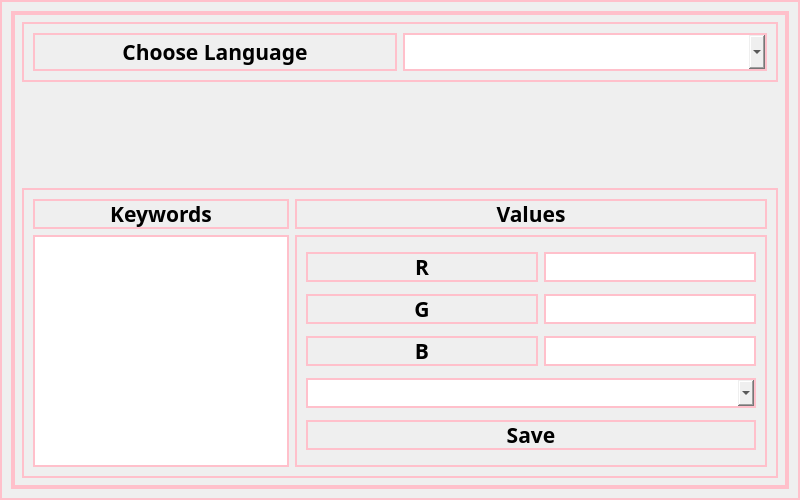
Furgololo1/FC, file whighlightpreferences.ui: the form before one commit.
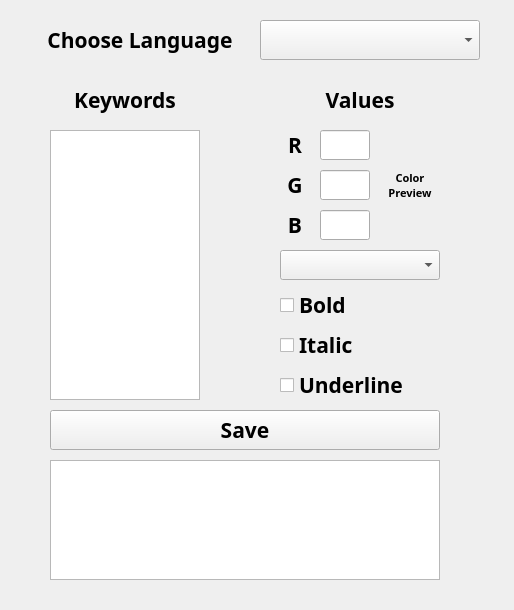
The form after the commit.

Commit message: added change values in FSCObject

What changed in the file:
```diff
--- a/whighlightpreferences.ui
+++ b/whighlightpreferences.ui
@@ -6,97 +6,37 @@
    <rect>
     <x>0</x>
     <y>0</y>
-    <width>800</width>
-    <height>500</height>
+    <width>514</width>
+    <height>610</height>
    </rect>
   </property>
   <property name="sizePolicy">
-   <sizepolicy hsizetype="Fixed" vsizetype="Fixed">
+   <sizepolicy hsizetype="Preferred" vsizetype="Preferred">
     <horstretch>0</horstretch>
     <verstretch>0</verstretch>
    </sizepolicy>
   </property>
+  <property name="maximumSize">
+   <size>
+    <width>16777215</width>
+    <height>16777215</height>
+   </size>
+  </property>
   <property name="windowTitle">
    <string>Form</string>
   </property>
   <property name="styleSheet">
-   <string notr="true">QWidget{
-
-border: 2px solid pink;
-
-}</string>
+   <string notr="true"/>
   </property>
-  <layout class="QVBoxLayout" name="verticalLayout">
-   <item>
-    <widget class="QScrollArea" name="scrollArea">
-     <property name="sizePolicy">
-      <sizepolicy hsizetype="Preferred" vsizetype="Preferred">
-       <horstretch>0</horstretch>
-       <verstretch>0</verstretch>
-      </sizepolicy>
-     </property>
-     <property name="widgetResizable">
-      <bool>true</bool>
-     </property>
-     <widget class="QWidget" name="scrollAreaWidgetContents">
-      <property name="geometry">
-       <rect>
-        <x>0</x>
-        <y>0</y>
-        <width>778</width>
-        <height>478</height>
-       </rect>
-      </property>
-      <layout class="QVBoxLayout" name="verticalLayout_2">
-       <item>
-        <widget class="QGroupBox" name="groupBox">
-         <property name="sizePolicy">
-          <sizepolicy hsizetype="Preferred" vsizetype="Fixed">
-           <horstretch>0</horstretch>
-           <verstretch>0</verstretch>
-          </sizepolicy>
-         </property>
-         <property name="minimumSize">
-          <size>
-           <width>27</width>
-           <height>0</height>
-          </size>
-         </property>
-         <property name="maximumSize">
-          <size>
-           <width>20000</width>
-           <height>60</height>
-          </size>
-         </property>
-         <property name="styleSheet">
-          <string notr="true">QGroupBox{
-/*border: none;*/
-}</string>
-         </property>
-         <property name="title">
-          <string/>
-         </property>
-         <layout class="QGridLayout" name="gridLayout">
-          <item row="0" column="1">
-           <widget class="QComboBox" name="languagesComboBox">
-            <property name="maximumSize">
-             <size>
-              <width>16777215</width>
-              <height>50</height>
-             </size>
-            </property>
-            <property name="font">
-             <font>
-              <family>Arial Black</family>
-              <pointsize>16</pointsize>
-              <weight>75</weight>
-              <bold>true</bold>
-             </font>
-            </property>
-           </widget>
-          </item>
-          <item row="0" column="0">
            <widget class="QLabel" name="label">
+   <property name="geometry">
+    <rect>
+     <x>30</x>
+     <y>20</y>
+     <width>220</width>
+     <height>40</height>
+    </rect>
+   </property>
             <property name="sizePolicy">
              <sizepolicy hsizetype="Preferred" vsizetype="Fixed">
               <horstretch>0</horstretch>
@@ -124,86 +64,61 @@
              <set>Qt::AlignCenter</set>
             </property>
            </widget>
-          </item>
-         </layout>
-        </widget>
-       </item>
-       <item>
-        <spacer name="verticalSpacer">
-         <property name="orientation">
-          <enum>Qt::Vertical</enum>
-         </property>
-         <property name="sizeType">
-          <enum>QSizePolicy::Fixed</enum>
-         </property>
-         <property name="sizeHint" stdset="0">
+  <widget class="QComboBox" name="languagesComboBox">
+   <property name="geometry">
+    <rect>
+     <x>260</x>
+     <y>20</y>
+     <width>220</width>
+     <height>40</height>
+    </rect>
+   </property>
+   <property name="maximumSize">
           <size>
-           <width>20</width>
-           <height>100</height>
-          </size>
-         </property>
-        </spacer>
-       </item>
-       <item>
-        <widget class="QGroupBox" name="groupBox_2">
-         <property name="title">
-          <string/>
-         </property>
-         <layout class="QGridLayout" name="gridLayout_2">
-          <item row="1" column="0">
+     <width>16777215</width>
+     <height>50</height>
+    </size>
+   </property>
+   <property name="font">
+    <font>
+     <family>Arial Black</family>
+     <pointsize>16</pointsize>
+     <weight>75</weight>
+     <bold>true</bold>
+    </font>
+   </property>
+  </widget>
            <widget class="QListWidget" name="keywordList">
-            <property name="sizePolicy">
-             <sizepolicy hsizetype="Fixed" vsizetype="Preferred">
-              <horstretch>0</horstretch>
-              <verstretch>0</verstretch>
-             </sizepolicy>
-            </property>
-           </widget>
-          </item>
-          <item row="1" column="1">
-           <widget class="QGroupBox" name="groupBox_3">
+   <property name="geometry">
+    <rect>
+     <x>50</x>
+     <y>130</y>
+     <width>150</width>
+     <height>270</height>
+    </rect>
+   </property>
             <property name="sizePolicy">
-             <sizepolicy hsizetype="Preferred" vsizetype="Preferred">
+    <sizepolicy hsizetype="Fixed" vsizetype="Fixed">
               <horstretch>0</horstretch>
               <verstretch>0</verstretch>
              </sizepolicy>
             </property>
-            <property name="title">
-             <string/>
-            </property>
-            <layout class="QGridLayout" name="gridLayout_3">
-             <item row="1" column="0">
-              <widget class="QLabel" name="label_5">
-               <property name="sizePolicy">
-                <sizepolicy hsizetype="Preferred" vsizetype="Preferred">
-                 <horstretch>0</horstretch>
-                 <verstretch>0</verstretch>
-                </sizepolicy>
-               </property>
                <property name="maximumSize">
                 <size>
-                 <width>16777215</width>
-                 <height>30</height>
-                </size>
-               </property>
-               <property name="font">
-                <font>
-                 <family>Arial Black</family>
-                 <pointsize>16</pointsize>
-                 <weight>75</weight>
-                 <bold>true</bold>
-                </font>
-               </property>
-               <property name="text">
-                <string>G</string>
-               </property>
-               <property name="alignment">
-                <set>Qt::AlignCenter</set>
-               </property>
-              </widget>
-             </item>
-             <item row="0" column="1">
-              <widget class="QLineEdit" name="lineEdit_R">
+     <width>175</width>
+     <height>500</height>
+    </size>
+   </property>
+  </widget>
+  <widget class="QLabel" name="label_2">
+   <property name="geometry">
+    <rect>
+     <x>50</x>
+     <y>80</y>
+     <width>150</width>
+     <height>40</height>
+    </rect>
+   </property>
                <property name="sizePolicy">
                 <sizepolicy hsizetype="Fixed" vsizetype="Fixed">
                  <horstretch>0</horstretch>
@@ -213,7 +128,7 @@
                <property name="maximumSize">
                 <size>
                  <width>16777215</width>
-                 <height>30</height>
+     <height>40</height>
                 </size>
                </property>
                <property name="font">
@@ -224,13 +139,22 @@
                  <bold>true</bold>
                 </font>
                </property>
+   <property name="text">
+    <string>Keywords</string>
+   </property>
                <property name="alignment">
                 <set>Qt::AlignCenter</set>
                </property>
               </widget>
-             </item>
-             <item row="2" column="1">
-              <widget class="QLineEdit" name="lineEdit_B">
+  <widget class="QLabel" name="label_3">
+   <property name="geometry">
+    <rect>
+     <x>280</x>
+     <y>80</y>
+     <width>160</width>
+     <height>40</height>
+    </rect>
+   </property>
                <property name="sizePolicy">
                 <sizepolicy hsizetype="Fixed" vsizetype="Fixed">
                  <horstretch>0</horstretch>
@@ -240,7 +164,7 @@
                <property name="maximumSize">
                 <size>
                  <width>16777215</width>
-                 <height>30</height>
+     <height>40</height>
                 </size>
                </property>
                <property name="font">
@@ -251,22 +175,31 @@
                  <bold>true</bold>
                 </font>
                </property>
+   <property name="text">
+    <string>Values</string>
+   </property>
                <property name="alignment">
                 <set>Qt::AlignCenter</set>
                </property>
               </widget>
-             </item>
-             <item row="0" column="0">
               <widget class="QLabel" name="label_4">
+   <property name="geometry">
+    <rect>
+     <x>280</x>
+     <y>130</y>
+     <width>30</width>
+     <height>30</height>
+    </rect>
+   </property>
                <property name="sizePolicy">
-                <sizepolicy hsizetype="Preferred" vsizetype="Preferred">
+    <sizepolicy hsizetype="Fixed" vsizetype="Preferred">
                  <horstretch>0</horstretch>
                  <verstretch>0</verstretch>
                 </sizepolicy>
                </property>
                <property name="maximumSize">
                 <size>
-                 <width>16777215</width>
+     <width>30</width>
                  <height>30</height>
                 </size>
                </property>
@@ -285,18 +218,60 @@
                 <set>Qt::AlignCenter</set>
                </property>
               </widget>
-             </item>
-             <item row="2" column="0">
+  <widget class="QLabel" name="label_5">
+   <property name="geometry">
+    <rect>
+     <x>280</x>
+     <y>170</y>
+     <width>30</width>
+     <height>30</height>
+    </rect>
+   </property>
+   <property name="sizePolicy">
+    <sizepolicy hsizetype="Fixed" vsizetype="Preferred">
+     <horstretch>0</horstretch>
+     <verstretch>0</verstretch>
+    </sizepolicy>
+   </property>
+   <property name="maximumSize">
+    <size>
+     <width>30</width>
+     <height>30</height>
+    </size>
+   </property>
+   <property name="font">
+    <font>
+     <family>Arial Black</family>
+     <pointsize>16</pointsize>
+     <weight>75</weight>
+     <bold>true</bold>
+    </font>
+   </property>
+   <property name="text">
+    <string>G</string>
+   </property>
+   <property name="alignment">
+    <set>Qt::AlignCenter</set>
+   </property>
+  </widget>
               <widget class="QLabel" name="label_6">
+   <property name="geometry">
+    <rect>
+     <x>280</x>
+     <y>210</y>
+     <width>30</width>
+     <height>30</height>
+    </rect>
+   </property>
                <property name="sizePolicy">
-                <sizepolicy hsizetype="Preferred" vsizetype="Preferred">
+    <sizepolicy hsizetype="Fixed" vsizetype="Preferred">
                  <horstretch>0</horstretch>
                  <verstretch>0</verstretch>
                 </sizepolicy>
                </property>
                <property name="maximumSize">
                 <size>
-                 <width>16777215</width>
+     <width>30</width>
                  <height>30</height>
                 </size>
                </property>
@@ -315,9 +290,15 @@
                 <set>Qt::AlignCenter</set>
                </property>
               </widget>
-             </item>
-             <item row="1" column="1">
-              <widget class="QLineEdit" name="lineEdit_G">
+  <widget class="QCheckBox" name="cbItalic">
+   <property name="geometry">
+    <rect>
+     <x>280</x>
+     <y>330</y>
+     <width>160</width>
+     <height>30</height>
+    </rect>
+   </property>
                <property name="sizePolicy">
                 <sizepolicy hsizetype="Fixed" vsizetype="Fixed">
                  <horstretch>0</horstretch>
@@ -326,7 +307,7 @@
                </property>
                <property name="maximumSize">
                 <size>
-                 <width>16777215</width>
+     <width>160</width>
                  <height>30</height>
                 </size>
                </property>
@@ -338,27 +319,117 @@
                  <bold>true</bold>
                 </font>
                </property>
-               <property name="alignment">
-                <set>Qt::AlignCenter</set>
-               </property>
-              </widget>
-             </item>
-             <item row="3" column="0" colspan="2">
+   <property name="text">
+    <string>Italic</string>
+   </property>
+  </widget>
+  <widget class="QCheckBox" name="cbBold">
+   <property name="geometry">
+    <rect>
+     <x>280</x>
+     <y>290</y>
+     <width>160</width>
+     <height>30</height>
+    </rect>
+   </property>
+   <property name="sizePolicy">
+    <sizepolicy hsizetype="Fixed" vsizetype="Fixed">
+     <horstretch>0</horstretch>
+     <verstretch>0</verstretch>
+    </sizepolicy>
+   </property>
+   <property name="maximumSize">
+    <size>
+     <width>160</width>
+     <height>30</height>
+    </size>
+   </property>
+   <property name="font">
+    <font>
+     <family>Arial Black</family>
+     <pointsize>16</pointsize>
+     <weight>75</weight>
+     <bold>true</bold>
+    </font>
+   </property>
+   <property name="text">
+    <string>Bold</string>
+   </property>
+  </widget>
+  <widget class="QCheckBox" name="cbUnderline">
+   <property name="geometry">
+    <rect>
+     <x>280</x>
+     <y>370</y>
+     <width>160</width>
+     <height>30</height>
+    </rect>
+   </property>
+   <property name="sizePolicy">
+    <sizepolicy hsizetype="Fixed" vsizetype="Fixed">
+     <horstretch>0</horstretch>
+     <verstretch>0</verstretch>
+    </sizepolicy>
+   </property>
+   <property name="maximumSize">
+    <size>
+     <width>160</width>
+     <height>30</height>
+    </size>
+   </property>
+   <property name="font">
+    <font>
+     <family>Arial Black</family>
+     <pointsize>16</pointsize>
+     <weight>75</weight>
+     <bold>true</bold>
+    </font>
+   </property>
+   <property name="text">
+    <string>Underline</string>
+   </property>
+  </widget>
               <widget class="QComboBox" name="fontComboBox">
+   <property name="geometry">
+    <rect>
+     <x>280</x>
+     <y>250</y>
+     <width>160</width>
+     <height>30</height>
+    </rect>
+   </property>
+   <property name="sizePolicy">
+    <sizepolicy hsizetype="Fixed" vsizetype="Fixed">
+     <horstretch>0</horstretch>
+     <verstretch>0</verstretch>
+    </sizepolicy>
+   </property>
                <property name="maximumSize">
                 <size>
-                 <width>16777215</width>
+     <width>175</width>
                  <height>30</height>
                 </size>
                </property>
               </widget>
-             </item>
-             <item row="4" column="0" colspan="2">
               <widget class="QPushButton" name="pushButton">
+   <property name="geometry">
+    <rect>
+     <x>50</x>
+     <y>410</y>
+     <width>390</width>
+     <height>40</height>
+    </rect>
+   </property>
+   <property name="sizePolicy">
+    <sizepolicy hsizetype="Fixed" vsizetype="Fixed">
+     <horstretch>0</horstretch>
+     <verstretch>0</verstretch>
+    </sizepolicy>
+   </property>
                <property name="maximumSize">
                 <size>
                  <width>16777215</width>
-                 <height>30</height>
+     <height>40</height>
                 </size>
                </property>
                <property name="font">
@@ -373,21 +444,24 @@
                 <string>Save</string>
                </property>
               </widget>
-             </item>
-            </layout>
-           </widget>
-          </item>
-          <item row="0" column="0">
-           <widget class="QLabel" name="label_2">
+  <widget class="QLineEdit" name="lineEdit_R">
+   <property name="geometry">
+    <rect>
+     <x>320</x>
+     <y>130</y>
+     <width>50</width>
+     <height>30</height>
+    </rect>
+   </property>
             <property name="sizePolicy">
-             <sizepolicy hsizetype="Preferred" vsizetype="Fixed">
+    <sizepolicy hsizetype="Fixed" vsizetype="Fixed">
               <horstretch>0</horstretch>
               <verstretch>0</verstretch>
              </sizepolicy>
             </property>
             <property name="maximumSize">
              <size>
-              <width>16777215</width>
+     <width>50</width>
               <height>30</height>
              </size>
             </property>
@@ -399,25 +473,61 @@
               <bold>true</bold>
              </font>
             </property>
-            <property name="text">
-             <string>Keywords</string>
-            </property>
+   <property name="alignment">
+    <set>Qt::AlignCenter</set>
+   </property>
+  </widget>
+  <widget class="QLineEdit" name="lineEdit_G">
+   <property name="geometry">
+    <rect>
+     <x>320</x>
+     <y>170</y>
+     <width>50</width>
+     <height>30</height>
+    </rect>
+   </property>
+   <property name="sizePolicy">
+    <sizepolicy hsizetype="Fixed" vsizetype="Fixed">
+     <horstretch>0</horstretch>
+     <verstretch>0</verstretch>
+    </sizepolicy>
+   </property>
+   <property name="maximumSize">
+    <size>
+     <width>50</width>
+     <height>30</height>
+    </size>
+   </property>
+   <property name="font">
+    <font>
+     <family>Arial Black</family>
+     <pointsize>16</pointsize>
+     <weight>75</weight>
+     <bold>true</bold>
+    </font>
+   </property>
             <property name="alignment">
              <set>Qt::AlignCenter</set>
             </property>
            </widget>
-          </item>
-          <item row="0" column="1">
-           <widget class="QLabel" name="label_3">
+  <widget class="QLineEdit" name="lineEdit_B">
+   <property name="geometry">
+    <rect>
+     <x>320</x>
+     <y>210</y>
+     <width>50</width>
+     <height>30</height>
+    </rect>
+   </property>
             <property name="sizePolicy">
-             <sizepolicy hsizetype="Preferred" vsizetype="Fixed">
+    <sizepolicy hsizetype="Fixed" vsizetype="Fixed">
               <horstretch>0</horstretch>
               <verstretch>0</verstretch>
              </sizepolicy>
             </property>
             <property name="maximumSize">
              <size>
-              <width>16777215</width>
+     <width>50</width>
               <height>30</height>
              </size>
             </property>
@@ -429,22 +539,45 @@
               <bold>true</bold>
              </font>
             </property>
+   <property name="alignment">
+    <set>Qt::AlignCenter</set>
+   </property>
+  </widget>
+  <widget class="QTextEdit" name="textEdit">
+   <property name="geometry">
+    <rect>
+     <x>50</x>
+     <y>460</y>
+     <width>390</width>
+     <height>120</height>
+    </rect>
+   </property>
+  </widget>
+  <widget class="QLabel" name="colorPreview">
+   <property name="geometry">
+    <rect>
+     <x>380</x>
+     <y>130</y>
+     <width>60</width>
+     <height>110</height>
+    </rect>
+   </property>
+   <property name="font">
+    <font>
+     <family>Arial Black</family>
+     <pointsize>8</pointsize>
+     <weight>75</weight>
+     <bold>true</bold>
+    </font>
+   </property>
             <property name="text">
-             <string>Values</string>
+    <string>Color 
+Preview</string>
             </property>
             <property name="alignment">
              <set>Qt::AlignCenter</set>
             </property>
            </widget>
-          </item>
-         </layout>
-        </widget>
-       </item>
-      </layout>
-     </widget>
-    </widget>
-   </item>
-  </layout>
  </widget>
  <resources/>
  <connections/>
```
Lines whose indentation alone changed are shown as unchanged. The commit also changes 5 other files.
